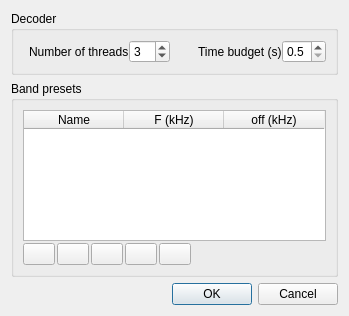
First picture: the form in plugins/channelrx/demodft8/ft8demodsettingsdialog.ui, repository f4exb/sdrangel, before the edit.
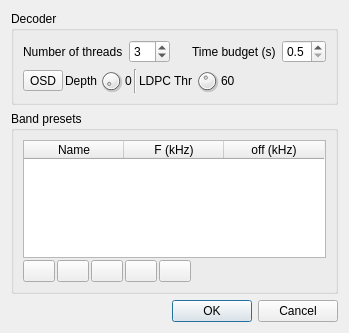
Second picture: the form after the edit. Icons and pictures are not drawn. Custom widgets are drawn as their Qt base class.

Patch:
```diff
--- a/plugins/channelrx/demodft8/ft8demodsettingsdialog.ui
+++ b/plugins/channelrx/demodft8/ft8demodsettingsdialog.ui
@@ -7,7 +7,7 @@
     <x>0</x>
     <y>0</y>
     <width>349</width>
-    <height>316</height>
+    <height>333</height>
    </rect>
   </property>
   <property name="font">
@@ -25,11 +25,8 @@
      <property name="title">
       <string>Decoder</string>
      </property>
-     <layout class="QFormLayout" name="formLayout_2">
-      <property name="verticalSpacing">
-       <number>2</number>
-      </property>
-      <item row="0" column="1">
+     <layout class="QVBoxLayout" name="verticalLayout_3">
+      <item>
        <layout class="QHBoxLayout" name="threadsGroup">
         <item>
          <widget class="QLabel" name="decoderNbThreadsLabel">
@@ -98,6 +95,124 @@
         </item>
        </layout>
       </item>
+      <item>
+       <layout class="QHBoxLayout" name="osdLayout">
+        <property name="spacing">
+         <number>2</number>
+        </property>
+        <item>
+         <widget class="ButtonSwitch" name="osdEnable">
+          <property name="toolTip">
+           <string>Toggle Ordered Statistics Decoding</string>
+          </property>
+          <property name="text">
+           <string>OSD</string>
+          </property>
+          <property name="checkable">
+           <bool>true</bool>
+          </property>
+         </widget>
+        </item>
+        <item>
+         <widget class="QLabel" name="osdDepthlLabel">
+          <property name="text">
+           <string>Depth</string>
+          </property>
+         </widget>
+        </item>
+        <item>
+         <widget class="QDial" name="osdDepth">
+          <property name="maximumSize">
+           <size>
+            <width>24</width>
+            <height>24</height>
+           </size>
+          </property>
+          <property name="toolTip">
+           <string>Order Statistics Decoding depth</string>
+          </property>
+          <property name="minimum">
+           <number>0</number>
+          </property>
+          <property name="maximum">
+           <number>6</number>
+          </property>
+          <property name="pageStep">
+           <number>1</number>
+          </property>
+          <property name="value">
+           <number>0</number>
+          </property>
+         </widget>
+        </item>
+        <item>
+         <widget class="QLabel" name="osdDepthText">
+          <property name="text">
+           <string>0</string>
+          </property>
+         </widget>
+        </item>
+        <item>
+         <widget class="Line" name="line">
+          <property name="orientation">
+           <enum>Qt::Vertical</enum>
+          </property>
+         </widget>
+        </item>
+        <item>
+         <widget class="QLabel" name="osdLDPCThresholdLabel">
+          <property name="text">
+           <string>LDPC Thr</string>
+          </property>
+         </widget>
+        </item>
+        <item>
+         <widget class="QDial" name="osdLDPCThreshold">
+          <property name="maximumSize">
+           <size>
+            <width>24</width>
+            <height>24</height>
+           </size>
+          </property>
+          <property name="toolTip">
+           <string>Number of correct LDPC bits required to activate OSD </string>
+          </property>
+          <property name="minimum">
+           <number>60</number>
+          </property>
+          <property name="maximum">
+           <number>83</number>
+          </property>
+          <property name="pageStep">
+           <number>1</number>
+          </property>
+          <property name="value">
+           <number>70</number>
+          </property>
+         </widget>
+        </item>
+        <item>
+         <widget class="QLabel" name="osdLDPCThresholdText">
+          <property name="text">
+           <string>60</string>
+          </property>
+         </widget>
+        </item>
+        <item>
+         <spacer name="horizontalSpacer_3">
+          <property name="orientation">
+           <enum>Qt::Horizontal</enum>
+          </property>
+          <property name="sizeHint" stdset="0">
+           <size>
+            <width>40</width>
+            <height>20</height>
+           </size>
+          </property>
+         </spacer>
+        </item>
+       </layout>
+      </item>
      </layout>
     </widget>
    </item>
@@ -282,6 +397,13 @@
    </item>
   </layout>
  </widget>
+ <customwidgets>
+  <customwidget>
+   <class>ButtonSwitch</class>
+   <extends>QToolButton</extends>
+   <header>gui/buttonswitch.h</header>
+  </customwidget>
+ </customwidgets>
  <resources>
   <include location="../../../sdrgui/resources/res.qrc"/>
  </resources>
```
